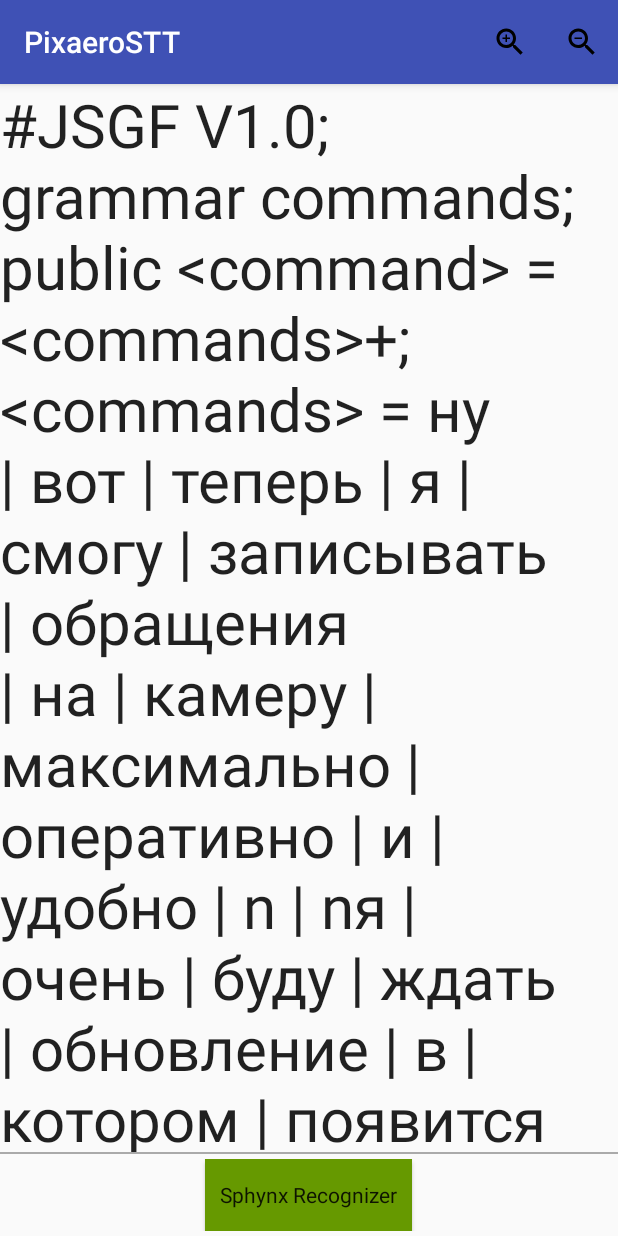
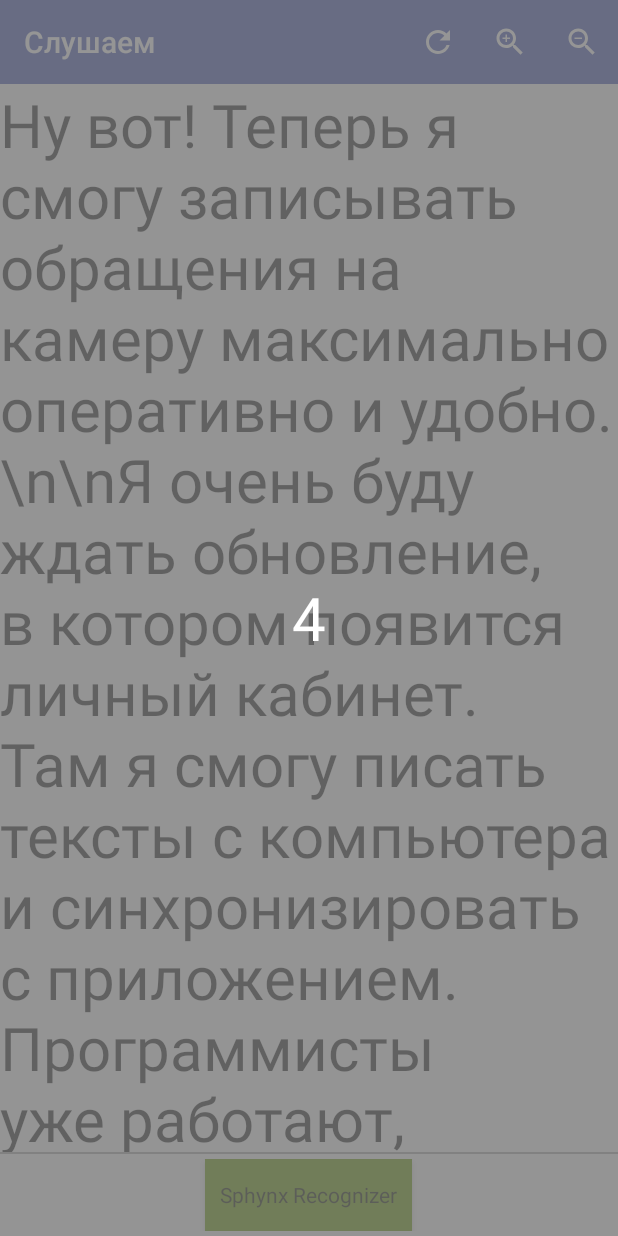
Before and after one commit to N0llPointer/PixaeroSTT, an Android app: the screen it shows after launch (MainActivity), after a tap on "Sphynx Recognizer", on a phone screen of 412 x 824 dp. Run offline under Robolectric (Android 15) with nearby library versions, the phone set to English and light mode, and no system bars; libraries missing offline, so code that uses them is left out: com.crashlytics.android, edu.cmu.pocketsphinx, io.fabric.sdk; 6 statements that could not run were skipped; 3 other taps on this screen came first.

Commit message:
Different ui changes.

```diff
--- a/app/src/main/java/com/nollpointer/pixaerostt/MainActivity.java
+++ b/app/src/main/java/com/nollpointer/pixaerostt/MainActivity.java
@@ -1,6 +1,7 @@
 package com.nollpointer.pixaerostt;
 
 import android.Manifest;
+import android.content.Context;
 import android.content.Intent;
 import android.content.pm.PackageManager;
 import android.media.MediaPlayer;
@@ -14,18 +15,21 @@ import android.support.v4.app.ActivityCompat;
 import android.support.v4.content.ContextCompat;
 import android.support.v7.app.AppCompatActivity;
 import android.os.Bundle;
+import android.support.v7.widget.Toolbar;
 import android.util.Log;
 import android.util.TypedValue;
 import android.view.Menu;
 import android.view.MenuItem;
 import android.view.View;
 import android.widget.Button;
+import android.widget.FrameLayout;
 import android.widget.ScrollView;
 import android.widget.TextView;
 import android.widget.Toast;
 
 import com.crashlytics.android.Crashlytics;
 import com.crashlytics.android.answers.Answers;
+import com.nollpointer.pixaerostt.views.CountDownView;
 
 import org.w3c.dom.Text;
 
@@ -45,6 +49,9 @@ public class MainActivity extends AppCompatActivity {
 
     private ScrollView scrollView;
     private TextView contentText;
+    private CountDownView countDownView;
+    private FrameLayout container;
+    private Toolbar toolbar;
 
     public static String TAG = "STT";
 
@@ -74,12 +81,18 @@ public class MainActivity extends AppCompatActivity {
 
 
         recognizerButton = findViewById(R.id.button_voice_recognizer_sphynx);
-//        partialResults = findViewById(R.id.text_view_partial);
-//        fullResults = findViewById(R.id.text_view_full);
 
         contentText = findViewById(R.id.contentText);
         scrollView = findViewById(R.id.scrollView);
+        container = findViewById(R.id.container);
+        toolbar = findViewById(R.id.toolbar);
 
+
+        countDownView = new CountDownView(this);
+        container.addView(countDownView);
+
+
+        toolbar.inflateMenu(R.menu.main_menu);
         contentText.setText(text);
 
         int permissionCheck = ContextCompat.checkSelfPermission(getApplicationContext(), Manifest.permission.WRITE_EXTERNAL_STORAGE);
@@ -93,38 +106,22 @@ public class MainActivity extends AppCompatActivity {
             public void onClick(View v) {
                 if(isPocketOnGoing) {
                     recognizer.stop();
+                    toolbar.setTitle(R.string.app_name);
                 }else {
-//                    voiceRecognitionSoundEffect.reset();
-//                    voiceRecognitionSoundEffect.start();
                     recognizer.startListening(MENU_SEARCH);
+                    toolbar.setTitle(R.string.listening);
                 }
                 voiceRecognitionSoundEffect.start();
-                //voiceRecognitionSoundEffect.reset();
-                //voiceRecognitionSoundEffect.
                 isPocketOnGoing = !isPocketOnGoing;
 
-                //throw new RuntimeException("LOOOOL");
+                countDownView.setVisibility(View.VISIBLE);
+                countDownView.startCountDown(5);
             }
         });
 
-        runRecognizerSetup();
-
-        voiceRecognitionSoundEffect = MediaPlayer.create(this,R.raw.stairs);
-
-        String init = TextToGrammer.convertTextToJSGF(demoText);
-        //partialResults.setText(init);
-        contentText.setText(init);
-        //fullResults.setText(text);
-    }
-
+        toolbar.setOnMenuItemClickListener(new Toolbar.OnMenuItemClickListener() {
             @Override
-    public boolean onCreateOptionsMenu(Menu menu) {
-        getMenuInflater().inflate(R.menu.main_menu,menu);
-        return super.onCreateOptionsMenu(menu);
-    }
-
-    @Override
-    public boolean onOptionsItemSelected(MenuItem item) {
+            public boolean onMenuItemClick(MenuItem item) {
                 switch (item.getItemId()){
                     case R.id.font_up:
                         textSize += 2;
@@ -132,10 +129,27 @@ public class MainActivity extends AppCompatActivity {
                     case R.id.font_down:
                         textSize -=2;
                         break;
+                    case R.id.font_refresh:
+                        textSize = 40;
+                        break;
                 }
                 if(textSize > 0)
                     contentText.setTextSize(textSize);
+                else
+                    contentText.setTextSize(1);
                 return true;
+            }
+        });
+
+
+        runRecognizerSetup();
+
+        voiceRecognitionSoundEffect = MediaPlayer.create(this,R.raw.stairs);
+
+        //String init = TextToGrammer.convertTextToJSGF(demoText);
+        //partialResults.setText(init);
+        contentText.setText(demoText);
+        //fullResults.setText(text);
     }
 
     @Override
@@ -151,28 +165,7 @@ public class MainActivity extends AppCompatActivity {
     }
 
     private void runRecognizerSetup(){
-        new AsyncTask<Void,Void,Exception>(){
-            @Override
-            protected void onPostExecute(Exception e) {
-               if(e != null) {
-                   Log.wtf(TAG,e);
-                   Snackbar.make(MainActivity.this.findViewById(R.id.container), "Exception with Voice", Snackbar.LENGTH_SHORT).show();
-               }
-            }
-
-            @Override
-            protected Exception doInBackground(Void... voids) {
-                try{
-                    Assets assets = new Assets(MainActivity.this);
-                    File assetsDir = assets.syncAssets();
-                    setupRecognizer(assetsDir);
-                }catch (Exception e){
-                    return e;
-                }
-
-                return null;
-            }
-        }.execute();
+        new RecognizerSetup(this).execute();
     }
 
     private void setupRecognizer(File dir) {
@@ -231,6 +224,7 @@ public class MainActivity extends AppCompatActivity {
         if(recognizer != null)
             recognizer.stop();
         isPocketOnGoing = false;
+        toolbar.setTitle(R.string.app_name);
     }
 
     class recognizerListener implements edu.cmu.pocketsphinx.RecognitionListener{
@@ -242,23 +236,15 @@ public class MainActivity extends AppCompatActivity {
         @Override
         public void onEndOfSpeech() {
             Log.wtf(TAG,"End of the Speech");
-        //if(!recognizer.getSearchName().equals(KWS_SEARCH))
-            //switchSearch(KWS_SEARCH);
         }
 
         @Override
         public void onPartialResult(Hypothesis hypothesis) {
             if (hypothesis == null)
                 return;
-            Log.wtf(TAG,"Partial: " + hypothesis.getHypstr());
+            String text = hypothesis.getHypstr();
+            Log.wtf(TAG,"Partial: " + text);
 
-            String text = hypothesis.getHypstr();
-            //fullResults.setText(text);
-//            if (text.equals(KEYPHRASE))
-//                switchSearch(MENU_SEARCH);
-//            else {
-//                Log.wtf(TAG,hypothesis.getHypstr());
-//            }
         }
 
         @Override
@@ -278,6 +264,36 @@ public class MainActivity extends AppCompatActivity {
         }
     }
 
+    class RecognizerSetup extends AsyncTask<Void,Void,Exception>{
+
+        AppCompatActivity context;
+
+        RecognizerSetup(AppCompatActivity context) {
+            this.context = context;
+        }
+
+        @Override
+        protected void onPostExecute(Exception e) {
+            if(e != null) {
+                Log.wtf(TAG,e);
+                Snackbar.make(context.findViewById(R.id.container), "Exception with Voice", Snackbar.LENGTH_SHORT).show();
+            }else
+                toolbar.setTitle(R.string.app_name);
+        }
+
+        @Override
+        protected Exception doInBackground(Void... voids) {
+            try{
+                Assets assets = new Assets(context);
+                File assetsDir = assets.syncAssets();
+                setupRecognizer(assetsDir);
+            }catch (Exception e){
+                return e;
+            }
+
+            return null;
+        }
+    }
 
     private static final String text = "Когда я был молод, игры только появились и вся наша компания только и жила ими!";
 
@@ -285,4 +301,7 @@ public class MainActivity extends AppCompatActivity {
     private static final String demoText = "Ну вот! Теперь я смогу записывать обращения на камеру максимально оперативно и удобно.\\n\\nЯ очень буду ждать обновление, в котором появится личный кабинет. Там я смогу писать тексты с компьютера и синхронизировать с приложением. Программисты уже работают, чтобы добавить распознавание голоса. В этом случае скорость прокрутки текста автоматически подстроится под мою речь. А если я начну импровизировать," +
             " текст остановится и будет ждать пока я вернусь к чтению.\\n\\nА еще, я теперь знаю, что инженеры PIXAERO разработали мобильный телесуфлёр, который весит менее двухсот грамм, пристегивается к объективу камеры и сделан в России. Они постарались сделать его не только очень качественным и надежным, но и одним из самых доступных телесуфлёров в мире! Больше информации о суфлёре PIXAERO MOBUS я всегда могу найти на сайте pixaero.pro.\\n\\n" +
             "Если у меня возникнут идеи как сделать приложение или суфлёр еще более удобным, я напишу ребятам из PIXAERO и они постараются воплотить это в жизнь!";
+
+
+
 }
--- /dev/null
+++ b/app/src/main/java/com/nollpointer/pixaerostt/ScrollViewController.java
@@ -0,0 +1,21 @@
+package com.nollpointer.pixaerostt;
+
+import android.widget.ScrollView;
+import android.widget.TextView;
+
+public class ScrollViewController {
+    private ScrollView scrollView;
+    private TextView textView;
+    private String text;
+
+
+    public ScrollViewController(ScrollView scrollView, TextView textView) {
+        this.scrollView = scrollView;
+        this.textView = textView;
+        initializeController();
+    }
+
+    private void initializeController(){
+
+    }
+}
--- /dev/null
+++ b/app/src/main/java/com/nollpointer/pixaerostt/views/CountDownView.java
@@ -0,0 +1,69 @@
+package com.nollpointer.pixaerostt.views;
+
+import android.content.Context;
+import android.graphics.Color;
+import android.os.CountDownTimer;
+import android.os.Handler;
+import android.support.v7.widget.AppCompatTextView;
+import android.view.Gravity;
+import android.widget.FrameLayout;
+
+
+public class CountDownView extends AppCompatTextView {
+
+    private Handler handler;
+    private Runnable countDownRunnable;
+
+
+    public CountDownView(Context context) {
+        super(context);
+        FrameLayout.LayoutParams params = new FrameLayout.LayoutParams(FrameLayout.LayoutParams.MATCH_PARENT,FrameLayout.LayoutParams.MATCH_PARENT);
+        //params.set
+
+        setLayoutParams(params);
+
+        setPadding(15,15,15,15);
+        setBackgroundColor(0xc3757575);
+        setVisibility(GONE);
+        setTextSize(40);
+        setTextColor(Color.WHITE);
+
+        setGravity(Gravity.CENTER);
+    }
+
+    public void startCountDown(int count){
+        setText(Integer.toString(count));
+        //Handler handler = new Handler();
+
+//        handler.postDelayed(new Runnable() {
+//            @Override
+//            public void run() {
+//                String text = getText().toString();
+//                int number = Integer.parseInt(text);
+//                number--;
+//                setText(Integer.toString(number));
+//                postDelayed(this,1000);
+//            }
+//        },1000);
+
+        new CountDownTimer(count*1000,1000){
+            @Override
+            public void onTick(long millisUntilFinished) {
+                double number = millisUntilFinished/1000.;
+                int numero = ((int) Math.ceil(number));
+                setText(Integer.toString(numero));
+            }
+
+            @Override
+            public void onFinish() {
+                setVisibility(GONE);
+            }
+        }.start();
+
+    }
+
+    public void stopCountDown(){
+        //handler.re
+    }
+
+}
--- a/app/src/main/res/drawable/ic_font_down.xml
+++ b/app/src/main/res/drawable/ic_font_down.xml
@@ -4,6 +4,6 @@
         android:viewportWidth="24.0"
         android:viewportHeight="24.0">
     <path
-        android:fillColor="#FF000000"
+        android:fillColor="#FFFFFF"
         android:pathData="M15.5,14h-0.79l-0.28,-0.27C15.41,12.59 16,11.11 16,9.5 16,5.91 13.09,3 9.5,3S3,5.91 3,9.5 5.91,16 9.5,16c1.61,0 3.09,-0.59 4.23,-1.57l0.27,0.28v0.79l5,4.99L20.49,19l-4.99,-5zM9.5,14C7.01,14 5,11.99 5,9.5S7.01,5 9.5,5 14,7.01 14,9.5 11.99,14 9.5,14zM7,9h5v1L7,10z"/>
 </vector>
--- a/app/src/main/res/drawable/ic_font_up.xml
+++ b/app/src/main/res/drawable/ic_font_up.xml
@@ -4,6 +4,6 @@
         android:viewportWidth="24.0"
         android:viewportHeight="24.0">
     <path
-        android:fillColor="#FF000000"
+        android:fillColor="#FFFFFF"
         android:pathData="M15.5,14h-0.79l-0.28,-0.27C15.41,12.59 16,11.11 16,9.5 16,5.91 13.09,3 9.5,3S3,5.91 3,9.5 5.91,16 9.5,16c1.61,0 3.09,-0.59 4.23,-1.57l0.27,0.28v0.79l5,4.99L20.49,19l-4.99,-5zM9.5,14C7.01,14 5,11.99 5,9.5S7.01,5 9.5,5 14,7.01 14,9.5 11.99,14 9.5,14zM12,10h-2v2L9,12v-2L7,10L7,9h2L9,7h1v2h2v1z"/>
 </vector>
--- /dev/null
+++ b/app/src/main/res/drawable/ic_refresh.xml
@@ -0,0 +1,5 @@
+<vector android:height="24dp" android:tint="#FFFFFF"
+    android:viewportHeight="24.0" android:viewportWidth="24.0"
+    android:width="24dp" xmlns:android="http://schemas.android.com/apk/res/android">
+    <path android:fillColor="#FF000000" android:pathData="M17.65,6.35C16.2,4.9 14.21,4 12,4c-4.42,0 -7.99,3.58 -7.99,8s3.57,8 7.99,8c3.73,0 6.84,-2.55 7.73,-6h-2.08c-0.82,2.33 -3.04,4 -5.65,4 -3.31,0 -6,-2.69 -6,-6s2.69,-6 6,-6c1.66,0 3.14,0.69 4.22,1.78L13,11h7V4l-2.35,2.35z"/>
+</vector>
--- a/app/src/main/res/layout/activity_main.xml
+++ b/app/src/main/res/layout/activity_main.xml
@@ -1,11 +1,24 @@
 <?xml version="1.0" encoding="utf-8"?>
-<LinearLayout xmlns:android="http://schemas.android.com/apk/res/android"
+<FrameLayout
+    xmlns:android="http://schemas.android.com/apk/res/android"
     xmlns:app="http://schemas.android.com/apk/res-auto"
     android:layout_width="match_parent"
     android:layout_height="match_parent"
-    android:orientation="vertical"
     android:layout_gravity="center"
     android:id="@+id/container">
+
+    <LinearLayout android:layout_width="match_parent"
+        android:layout_height="match_parent"
+        android:orientation="vertical"
+        android:layout_gravity="center">
+
+        <android.support.v7.widget.Toolbar
+            android:layout_width="match_parent"
+            android:layout_height="?android:actionBarSize"
+            android:id="@+id/toolbar"
+            android:background="@color/colorPrimary"
+            app:title="@string/initialize"
+            app:titleTextColor="@android:color/white"/>
 
 
         <ScrollView
@@ -61,30 +74,7 @@
 
         </LinearLayout>
 
+    </LinearLayout>
 
 
-    <!--<View-->
-        <!--android:layout_width="match_parent"-->
-        <!--android:layout_height="1dp"-->
-        <!--android:background="@android:color/darker_gray"/>-->
-
-    <!--<TextView-->
-        <!--android:layout_width="match_parent"-->
-        <!--android:layout_height="0dp"-->
-        <!--android:layout_weight="1"-->
-        <!--android:text="Partial Results"-->
-        <!--android:id="@+id/text_view_partial"/>-->
-
-    <!--<View-->
-        <!--android:layout_width="match_parent"-->
-        <!--android:layout_height="1dp"-->
-        <!--android:background="@android:color/darker_gray"/>-->
-
-    <!--<TextView-->
-        <!--android:layout_width="match_parent"-->
-        <!--android:layout_height="0dp"-->
-        <!--android:layout_weight="1"-->
-        <!--android:text="Full Results"-->
-        <!--android:id="@+id/text_view_full"/>-->
-
-</LinearLayout>
+</FrameLayout>
--- a/app/src/main/res/menu/main_menu.xml
+++ b/app/src/main/res/menu/main_menu.xml
@@ -1,13 +1,21 @@
 <?xml version="1.0" encoding="utf-8"?>
 <menu xmlns:android="http://schemas.android.com/apk/res/android"
     xmlns:app="http://schemas.android.com/apk/res-auto">
+
+    <item
+        android:id="@+id/font_refresh"
+        android:title="Refresh"
+        android:icon="@drawable/ic_refresh"
+        app:showAsAction="always"
+        android:orderInCategory="1"
+        />
 
     <item
         android:id="@+id/font_up"
         android:title="Font +"
         android:icon="@drawable/ic_font_up"
         app:showAsAction="always"
-        android:orderInCategory="1"
+        android:orderInCategory="2"
         />
 
     <item
--- a/app/src/main/res/values/strings.xml
+++ b/app/src/main/res/values/strings.xml
@@ -1,5 +1,8 @@
 <resources>
     <string name="app_name">PixaeroSTT</string>
+    <string name="initialize">Инициализируем…</string>
+    <string name="listening">Слушаем</string>
+
 
     <string name="test_text">Lorem ipsum dolor sit amet, consectetur adipiscing elit. Vivamus suscipit mattis rutrum. Donec nec sem luctus, tristique nisi vel, vehicula orci. Duis eget purus vitae nunc mollis pharetra a ut sem. Sed tristique eleifend tempus. Pellentesque vestibulum est in condimentum aliquam. Proin augue turpis, ornare non libero non, dictum accumsan mauris. Aliquam vel nisl ullamcorper lorem laoreet scelerisque in ut quam. Aenean viverra mauris ullamcorper massa ornare, at ornare velit laoreet. Donec nibh lectus, efficitur sed lacinia lobortis, hendrerit molestie erat. Nam sagittis scelerisque urna vitae vestibulum. Morbi sit amet dolor ut dui pulvinar tincidunt et at dolor. Sed ornare bibendum nunc, a tincidunt nunc.Donec auctor condimentum vestibulum. Nam molestie interdum ultricies. Nunc ut laoreet ex. Nulla vel suscipit sapien, sed pretium mi. Quisque enim dui, gravida vel ipsum ut, viverra ultrices mi. Etiam ultrices ante at dolor blandit pulvinar. Sed molestie, leo in imperdiet ornare, elit lacus vestibulum felis, faucibus porta urna ante sed felis. Donec ornare nec ligula auctor volutpat.Fusce tempus elementum mattis. Pellentesque sollicitudin quam vitae porta fermentum. Fusce consequat posuere scelerisque. Suspendisse potenti. Curabitur eros ante, ultrices a pretium eu, porttitor et nisl. Nam et eros convallis, feugiat mauris sed, ornare mi. Curabitur commodo.</string>
 
--- a/app/src/main/res/values/styles.xml
+++ b/app/src/main/res/values/styles.xml
@@ -1,7 +1,7 @@
 <resources>
 
     <!-- Base application theme. -->
-    <style name="AppTheme" parent="Theme.AppCompat.Light.DarkActionBar">
+    <style name="AppTheme" parent="Theme.AppCompat.Light.NoActionBar">
         <!-- Customize your theme here. -->
         <item name="colorPrimary">@color/colorPrimary</item>
         <item name="colorPrimaryDark">@color/colorPrimaryDark</item>
```
Lines whose indentation alone changed are shown as unchanged.
